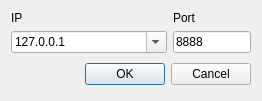
OwlcatGames/OwlcatMonoProfiler, file ui/src/connectdialog.ui: the form before one commit.
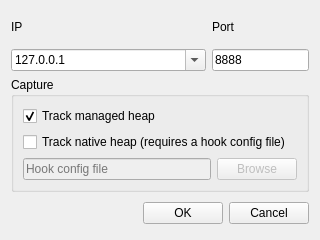
The form after the commit.

Commit message: Native memory profiling support

Diff of the .ui file:
```diff
--- a/ui/src/connectdialog.ui
+++ b/ui/src/connectdialog.ui
@@ -6,8 +6,8 @@
    <rect>
     <x>0</x>
     <y>0</y>
-    <width>262</width>
-    <height>99</height>
+    <width>320</width>
+    <height>240</height>
    </rect>
   </property>
   <property name="windowTitle">
@@ -18,6 +18,56 @@
   </property>
   <layout class="QGridLayout" name="gridLayout" columnstretch="2,1">
    <item row="3" column="0" colspan="2">
+    <widget class="QGroupBox" name="captureGroup">
+     <property name="title">
+      <string>Capture</string>
+     </property>
+     <layout class="QVBoxLayout" name="captureLayout">
+      <item>
+       <widget class="QCheckBox" name="trackManaged">
+        <property name="text">
+         <string>Track managed heap</string>
+        </property>
+        <property name="checked">
+         <bool>true</bool>
+        </property>
+       </widget>
+      </item>
+      <item>
+       <widget class="QCheckBox" name="trackNative">
+        <property name="text">
+         <string>Track native heap (requires a hook config file)</string>
+        </property>
+       </widget>
+      </item>
+      <item>
+       <layout class="QHBoxLayout" name="hookConfigLayout" stretch="3,0">
+        <item>
+         <widget class="QLineEdit" name="hookConfig">
+          <property name="enabled">
+           <bool>false</bool>
+          </property>
+          <property name="placeholderText">
+           <string>Hook config file</string>
+          </property>
+         </widget>
+        </item>
+        <item>
+         <widget class="QPushButton" name="browseHookConfig">
+          <property name="enabled">
+           <bool>false</bool>
+          </property>
+          <property name="text">
+           <string>Browse</string>
+          </property>
+         </widget>
+        </item>
+       </layout>
+      </item>
+     </layout>
+    </widget>
+   </item>
+   <item row="4" column="0" colspan="2">
     <layout class="QHBoxLayout">
      <property name="spacing">
       <number>6</number>
```
Left out of the diff: 21 changed lines with no effect on the pictures. The commit also changes 21 other files.
